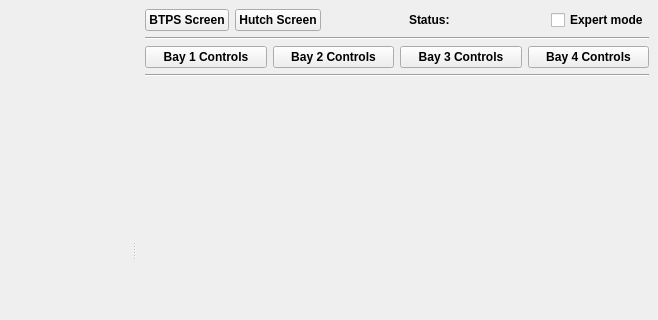
pcdshub/btms-ui, file btms_ui/ui/btms.ui: the form before one commit; both pictures show x 624 to 1282 and y 0 to 320 of the 1282 by 500 pixel window.
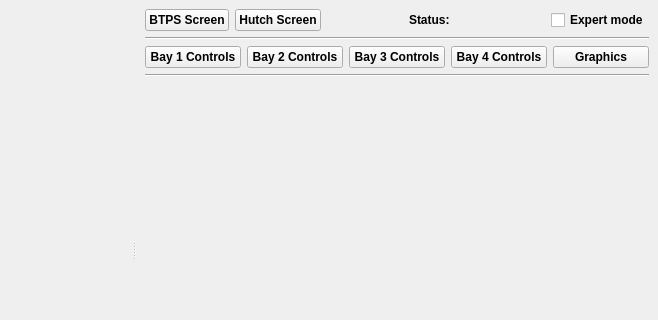
The form after the commit. Custom widgets are drawn as their Qt base class.

Commit message: Added option to show/hide the graphics on the left hand side of the screen.

```diff
--- a/btms_ui/ui/btms.ui
+++ b/btms_ui/ui/btms.ui
@@ -203,6 +203,16 @@
            </property>
           </widget>
          </item>
+         <item>
+          <widget class="QPushButton" name="graphics_pushbutton">
+           <property name="text">
+            <string>Graphics</string>
+           </property>
+           <property name="checkable">
+            <bool>true</bool>
+           </property>
+          </widget>
+         </item>
         </layout>
        </item>
        <item>
```
The commit also changes 1 other file.
